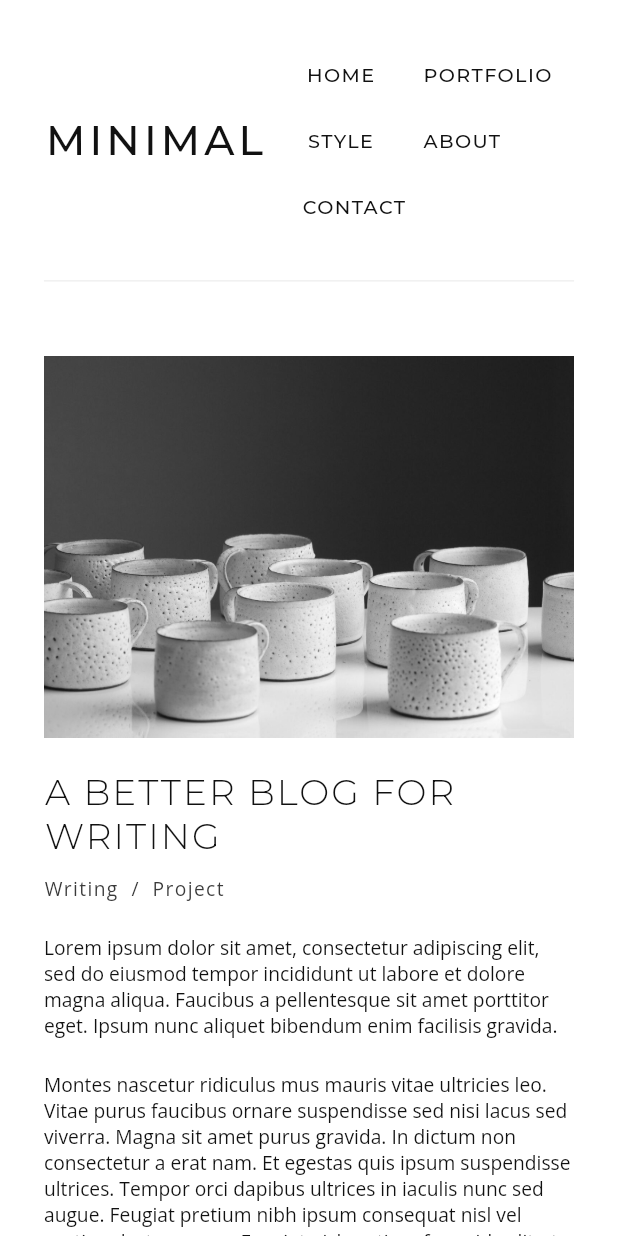
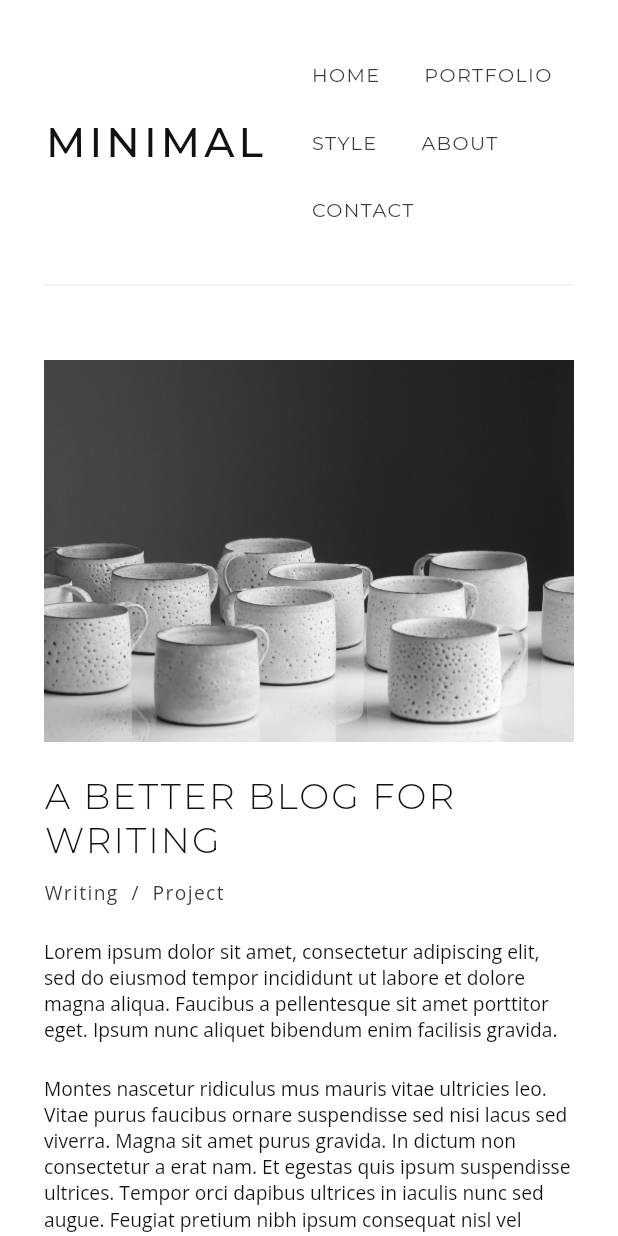
Before and after one commit to Codelessly/FlutterMinimalWebsite, a Flutter app: the PostPage screen opened by its route, on a phone screen of 412 x 824 dp. Run offline on Flutter 3.47's test engine with Material 2 defaults, Android fonts, the phone set to English and light mode, and no system bars; our stand-ins replace google_fonts, responsive_framework; missing offline and left inert: loading_gifs.

Commit message:
Replace Deprecated FlatButtons
- Replace deprecated FlatButtons with TextButton.
- Support cursor hover change.

```diff
--- a/lib/components/blog.dart
+++ b/lib/components/blog.dart
@@ -342,7 +342,10 @@ class MenuBar extends StatelessWidget {
           margin: const EdgeInsets.symmetric(vertical: 30),
           child: Row(
             children: <Widget>[
-              GestureDetector(
+              InkWell(
+                hoverColor: Colors.transparent,
+                highlightColor: Colors.transparent,
+                splashColor: Colors.transparent,
                 onTap: () => Navigator.popUntil(
                     context, ModalRoute.withName(Navigator.defaultRouteName)),
                 child: Text("MINIMAL",
@@ -357,57 +360,42 @@ class MenuBar extends StatelessWidget {
                   alignment: Alignment.centerRight,
                   child: Wrap(
                     children: <Widget>[
-                      FlatButton(
+                      TextButton(
                         onPressed: () => Navigator.popUntil(context,
                             ModalRoute.withName(Navigator.defaultRouteName)),
-                        child: Text(
+                        child: const Text(
                           "HOME",
-                          style: buttonTextStyle,
                         ),
-                        splashColor: Colors.transparent,
-                        hoverColor: Colors.transparent,
-                        highlightColor: Colors.transparent,
+                        style: menuButtonStyle,
                       ),
-                      FlatButton(
+                      TextButton(
                         onPressed: () {},
-                        child: Text(
+                        child: const Text(
                           "PORTFOLIO",
-                          style: buttonTextStyle,
                         ),
-                        splashColor: Colors.transparent,
-                        hoverColor: Colors.transparent,
-                        highlightColor: Colors.transparent,
+                        style: menuButtonStyle,
                       ),
-                      FlatButton(
+                      TextButton(
                         onPressed: () =>
                             Navigator.pushNamed(context, Routes.style),
-                        child: Text(
+                        child: const Text(
                           "STYLE",
-                          style: buttonTextStyle,
                         ),
-                        splashColor: Colors.transparent,
-                        hoverColor: Colors.transparent,
-                        highlightColor: Colors.transparent,
+                        style: menuButtonStyle,
                       ),
-                      FlatButton(
+                      TextButton(
                         onPressed: () {},
-                        child: Text(
+                        child: const Text(
                           "ABOUT",
-                          style: buttonTextStyle,
                         ),
-                        splashColor: Colors.transparent,
-                        hoverColor: Colors.transparent,
-                        highlightColor: Colors.transparent,
+                        style: menuButtonStyle,
                       ),
-                      FlatButton(
+                      TextButton(
                         onPressed: () {},
-                        child: Text(
+                        child: const Text(
                           "CONTACT",
-                          style: buttonTextStyle,
                         ),
-                        splashColor: Colors.transparent,
-                        hoverColor: Colors.transparent,
-                        highlightColor: Colors.transparent,
+                        style: menuButtonStyle,
                       ),
                     ],
                   ),
--- a/lib/components/text.dart
+++ b/lib/components/text.dart
@@ -1,6 +1,8 @@
-import 'package:flutter/widgets.dart';
+import 'package:flutter/material.dart';
 import 'package:minimal/components/spacing.dart';
 import 'package:minimal/components/typography.dart';
+
+import 'color.dart';
 
 class TextBody extends StatelessWidget {
   final String text;
@@ -75,3 +77,10 @@ class TextBlockquote extends StatelessWidget {
     );
   }
 }
+
+ButtonStyle? menuButtonStyle = TextButton.styleFrom(
+    backgroundColor: Colors.transparent,
+    onSurface: null,
+    primary: textSecondary,
+    textStyle: buttonTextStyle,
+    padding: const EdgeInsets.symmetric(horizontal: 16, vertical: 16));
```
